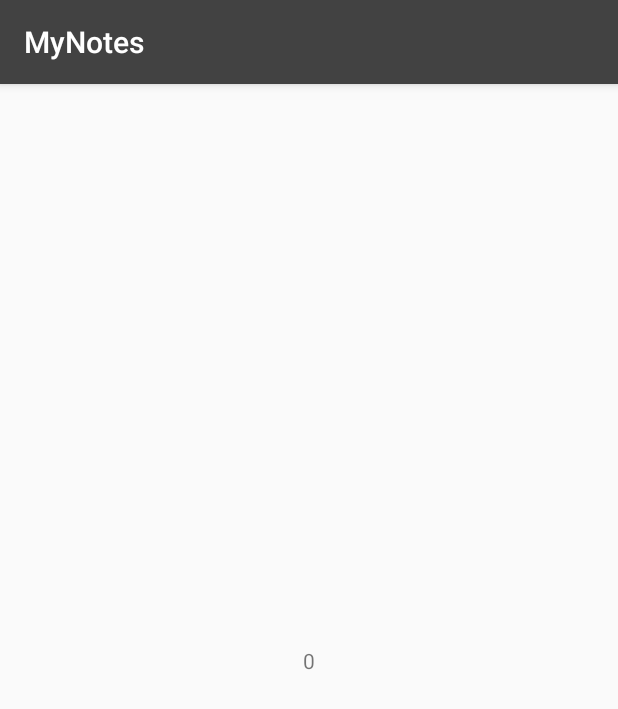
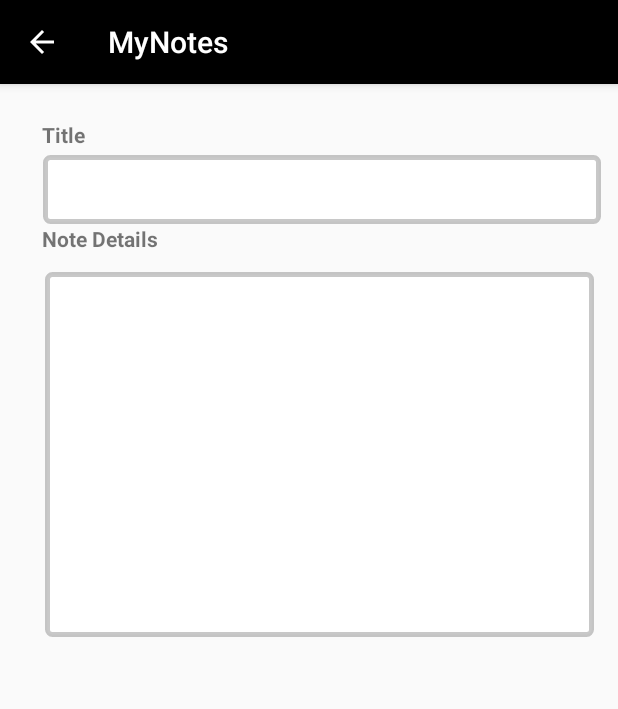
Before and after one commit to samirthaker2020/Spartans_W2019S_MAD4124_Project, an Android app: the ViewNotes screen opened directly, with no data from a screen before it, on a phone screen of 412 x 824 dp. Shown: the top 709 px of the screen. Run offline under Robolectric (Android 15) with nearby library versions, the phone set to English and light mode, and no system bars; 6 statements that could not run were skipped.

Commit message:
working on edit delete notes

```diff
--- a/W2019S_MAD4124_Project/src/main/AndroidManifest.xml
+++ b/W2019S_MAD4124_Project/src/main/AndroidManifest.xml
@@ -9,7 +9,8 @@
         android:roundIcon="@mipmap/ic_launcher_round"
         android:supportsRtl="true"
         android:theme="@style/AppTheme">
-        <activity android:name=".Controller.ViewNotes"></activity>
+        <activity android:name=".Controller.ViewNotes"
+            android:parentActivityName=".Controller.NotesDetails"></activity>
         <activity android:name=".Controller.Splash_screen">
             <intent-filter>
                 <action android:name="android.intent.action.MAIN" />
--- a/W2019S_MAD4124_Project/src/main/java/com/example/recyclerdemo/Controller/ViewNotes.java
+++ b/W2019S_MAD4124_Project/src/main/java/com/example/recyclerdemo/Controller/ViewNotes.java
@@ -1,23 +1,88 @@
 package com.example.recyclerdemo.Controller;
 
+import android.app.AlertDialog;
+import android.content.DialogInterface;
+import android.content.Intent;
+import android.graphics.Color;
+import android.graphics.drawable.ColorDrawable;
+import android.support.v4.app.NavUtils;
 import android.support.v7.app.AppCompatActivity;
 import android.os.Bundle;
+import android.text.TextUtils;
+import android.view.MenuItem;
+import android.widget.EditText;
 import android.widget.TextView;
+import android.widget.Toast;
 
+import com.example.recyclerdemo.Database.DatabaseHelper;
+import com.example.recyclerdemo.Modal.Note;
+import com.example.recyclerdemo.Modal.NoteDetails;
 import com.example.recyclerdemo.R;
+
+import java.util.ArrayList;
+import java.util.List;
 
 public class ViewNotes extends AppCompatActivity {
 private int colid=0;
 private TextView pcolid;
+private EditText txtviewtitle;
+private EditText txtviewndetails;
+    private DatabaseHelper db;
+    private NoteDetails nds;
     @Override
     protected void onCreate(Bundle savedInstanceState) {
         super.onCreate(savedInstanceState);
         setContentView(R.layout.activity_view_notes);
         Bundle bundle = getIntent().getExtras();
         colid = bundle.getInt("colid");
-        pcolid= (TextView) findViewById(R.id.textView2);
-        pcolid.setText(Integer.toString(colid));
+      //  pcolid.setText(Integer.toString(colid));
+
+        getSupportActionBar().setTitle("MyNotes");
+
+        getSupportActionBar().setDisplayHomeAsUpEnabled(true);
+        getSupportActionBar().setBackgroundDrawable(new ColorDrawable(Color.BLACK));
+        db = new DatabaseHelper(this);
+         NoteDetails ndd=db.getNotedetails(colid);
+      getSupportActionBar().setSubtitle(ndd.getNotetitle());
+      txtviewtitle= (EditText) findViewById(R.id.txtviewtitle);
+      txtviewndetails=(EditText) findViewById(R.id.txtviewndetails);
+      txtviewndetails.setText(ndd.getNotedetails());
+      txtviewtitle.setText(ndd.getNotetitle());
+        entext(false);
 
 
     }
+
+    @Override
+    public boolean onOptionsItemSelected(MenuItem item) {
+        switch (item.getItemId()) {
+            // Respond to the action bar's Up/Home button
+            case android.R.id.home:
+
+                Intent intent = NavUtils.getParentActivityIntent(this);
+                intent.setFlags(Intent.FLAG_ACTIVITY_CLEAR_TOP | Intent.FLAG_ACTIVITY_SINGLE_TOP);
+                NavUtils.navigateUpTo(this, intent);
+                return true;
+
+
+
+        }
+        return super.onOptionsItemSelected(item);
+    }
+
+public void entext(boolean a)
+{
+    if(a==true)
+    {
+        txtviewtitle.setEnabled(true);
+        txtviewndetails.setEnabled(true);
+    }else
+    {
+        txtviewtitle.setEnabled(false);
+        txtviewndetails.setEnabled(false);
+    }
+
 }
+
+
+}
--- a/W2019S_MAD4124_Project/src/main/java/com/example/recyclerdemo/Database/DatabaseHelper.java
+++ b/W2019S_MAD4124_Project/src/main/java/com/example/recyclerdemo/Database/DatabaseHelper.java
@@ -5,6 +5,7 @@ import android.content.Context;
 import android.database.Cursor;
 import android.database.sqlite.SQLiteDatabase;
 import android.database.sqlite.SQLiteOpenHelper;
+import android.util.Log;
 
 import java.util.ArrayList;
 import java.util.List;
@@ -229,4 +230,31 @@ public class DatabaseHelper extends SQLiteOpenHelper {
 
         return notesdetails1;
     }
+    public NoteDetails getNotedetails(long id) {
+        // get readable database as we are not inserting anything
+        SQLiteDatabase db = this.getReadableDatabase();
+
+        Cursor cursor = db.query(NoteDetails.TABLE_NAME,
+                new String[]{NoteDetails.COLUMN_ID, NoteDetails.COLUMN_CATEGORY,NoteDetails.COLUMN_NOTETITLE,NoteDetails.COLUMN_NOTEDETAILS,NoteDetails.COLUMN_NOTEDATE,NoteDetails.COLUMN_NOTEIMAGE},
+                NoteDetails.COLUMN_ID + "=?",
+                new String[]{String.valueOf(id)}, null, null, null, null);
+
+        if (cursor != null)
+            cursor.moveToFirst();
+
+        // prepare note object
+        NoteDetails note = new NoteDetails(
+                cursor.getInt(cursor.getColumnIndex(NoteDetails.COLUMN_ID)),
+                cursor.getString(cursor.getColumnIndex(NoteDetails.COLUMN_CATEGORY)),
+                cursor.getString(cursor.getColumnIndex(NoteDetails.COLUMN_NOTETITLE)),
+                cursor.getString(cursor.getColumnIndex(NoteDetails.COLUMN_NOTEDETAILS)),
+                cursor.getString(cursor.getColumnIndex(NoteDetails.COLUMN_NOTEDATE)),
+                cursor.getString(cursor.getColumnIndex(NoteDetails.COLUMN_NOTEIMAGE))
+        );
+        // close the db connection
+        cursor.close();
+        Log.d("fcat",note.getCategory());
+        return note;
+    }
+
 }
--- /dev/null
+++ b/W2019S_MAD4124_Project/src/main/res/drawable/myborder.xml
@@ -0,0 +1,21 @@
+<?xml version="1.0" encoding="utf-8"?>
+<shape xmlns:android="http://schemas.android.com/apk/res/android"
+    android:shape="rectangle" >
+
+    <!-- View background color -->
+    <solid
+        android:color="@color/cardview_light_background" >
+    </solid>
+
+    <!-- View border color and width -->
+    <stroke
+        android:width="3dp"
+        android:color="@color/cardview_shadow_start_color" >
+    </stroke>
+
+    <!-- The radius makes the corners rounded -->
+    <corners
+        android:radius="3dp"   >
+    </corners>
+
+</shape>
--- a/W2019S_MAD4124_Project/src/main/res/layout/activity_addnotes.xml
+++ b/W2019S_MAD4124_Project/src/main/res/layout/activity_addnotes.xml
@@ -16,10 +16,12 @@
         android:ems="10"
         android:hint="Enter Note Title"
         android:inputType="textPersonName"
+        android:background="@drawable/myborder"
         app:layout_constraintEnd_toEndOf="parent"
         app:layout_constraintHorizontal_bias="0.2"
         app:layout_constraintStart_toStartOf="parent"
-        app:layout_constraintTop_toTopOf="parent" />
+        app:layout_constraintTop_toTopOf="parent"
+        />
 
     <EditText
         android:id="@+id/txtnodedetails"
@@ -32,6 +34,7 @@
         android:gravity="start|top"
         android:hint="Enter Note Details"
         android:inputType="textMultiLine"
+        android:background="@drawable/myborder"
         app:layout_constraintEnd_toEndOf="parent"
         app:layout_constraintHorizontal_bias="0.142"
         app:layout_constraintStart_toStartOf="parent"
--- a/W2019S_MAD4124_Project/src/main/res/layout/activity_view_notes.xml
+++ b/W2019S_MAD4124_Project/src/main/res/layout/activity_view_notes.xml
@@ -6,17 +6,67 @@
     android:layout_height="match_parent"
     tools:context=".Controller.ViewNotes">
 
+    <EditText
+        android:id="@+id/txtviewtitle"
+        android:layout_width="372dp"
+        android:layout_height="46dp"
+        android:layout_marginStart="8dp"
+        android:layout_marginEnd="8dp"
+        android:background="@drawable/myborder"
+        android:ems="10"
+        android:inputType="textPersonName"
+        android:textColor="@android:color/black"
+        android:textStyle="bold"
+        app:layout_constraintEnd_toEndOf="parent"
+        app:layout_constraintHorizontal_bias="0.869"
+        app:layout_constraintStart_toStartOf="parent"
+        app:layout_constraintTop_toBottomOf="@+id/lbltitle" />
+
     <TextView
-        android:id="@+id/textView2"
-        android:layout_width="wrap_content"
-        android:layout_height="wrap_content"
+        android:id="@+id/lbltitle"
+        android:layout_width="102dp"
+        android:layout_height="23dp"
+        android:layout_marginStart="8dp"
+        android:layout_marginTop="24dp"
+        android:layout_marginEnd="8dp"
+        android:text="Title"
+        android:textStyle="bold"
+        app:layout_constraintEnd_toEndOf="parent"
+        app:layout_constraintHorizontal_bias="0.068"
+        app:layout_constraintStart_toStartOf="parent"
+        app:layout_constraintTop_toTopOf="parent"
+       />
+
+    <TextView
+        android:id="@+id/lblndetails"
+        android:layout_width="96dp"
+        android:layout_height="24dp"
+        android:layout_marginStart="8dp"
+        android:layout_marginEnd="8dp"
+        android:text="Note Details"
+        android:textStyle="bold"
+        app:layout_constraintEnd_toEndOf="parent"
+        app:layout_constraintHorizontal_bias="0.066"
+        app:layout_constraintStart_toStartOf="parent"
+        app:layout_constraintTop_toBottomOf="@+id/txtviewtitle" />
+
+    <EditText
+        android:id="@+id/txtviewndetails"
+        android:layout_width="366dp"
+        android:layout_height="243dp"
         android:layout_marginStart="8dp"
         android:layout_marginTop="8dp"
         android:layout_marginEnd="8dp"
         android:layout_marginBottom="8dp"
-        android:text="TextView"
+        android:background="@drawable/myborder"
+        android:ems="10"
+        android:gravity="start|top"
+        android:inputType="textMultiLine"
+        android:textColor="@android:color/black"
         app:layout_constraintBottom_toBottomOf="parent"
         app:layout_constraintEnd_toEndOf="parent"
+        app:layout_constraintHorizontal_bias="0.724"
         app:layout_constraintStart_toStartOf="parent"
-        app:layout_constraintTop_toTopOf="parent" />
+        app:layout_constraintTop_toBottomOf="@+id/lblndetails"
+        app:layout_constraintVertical_bias="0.0" />
 </android.support.constraint.ConstraintLayout>
--- a/W2019S_MAD4124_Project/src/main/res/layout/notesdetails.xml
+++ b/W2019S_MAD4124_Project/src/main/res/layout/notesdetails.xml
@@ -25,8 +25,8 @@
 
             <TextView
                 android:id="@+id/ntitle"
-                android:layout_width="229dp"
-                android:layout_height="66dp"
+                android:layout_width="254dp"
+                android:layout_height="64dp"
                 android:layout_marginStart="8dp"
                 android:layout_marginTop="4dp"
                 android:layout_marginEnd="8dp"
```
